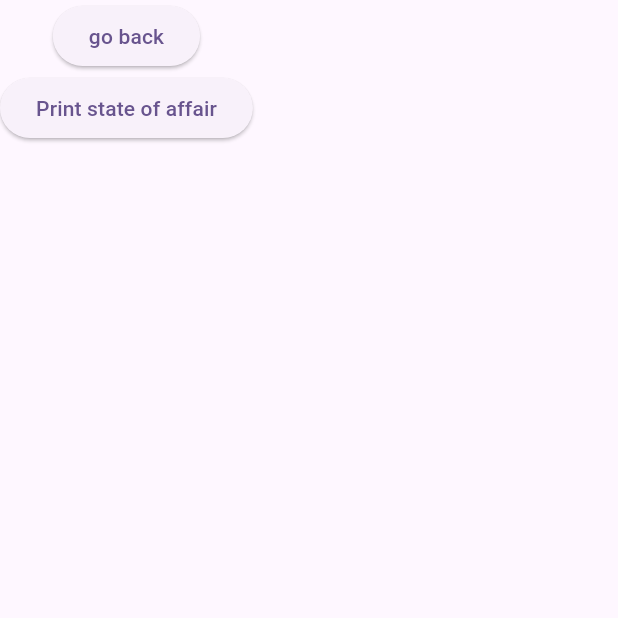
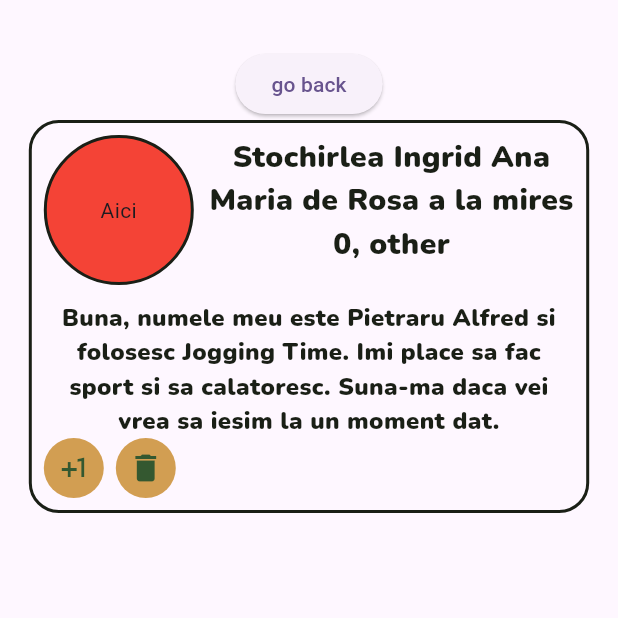
Before and after one commit to AlfredPietraru/JoggingApp, a Flutter app: the screen it shows once a user with an empty profile is signed in, in the side drawer, after a tap on "Explore", on a phone screen of 412 x 824 dp, the top half of it. Run offline on Flutter 3.47's test engine with Material 3 defaults, Android fonts, the phone set to English and light mode, and no system bars; our stand-ins replace animated_text_kit, bloc, cloud_firestore, dartz, equatable, firebase_auth and 9 more; missing offline and left inert: disposebag, flutter_map_math, gif; accounts and stored records are empty.

Commit message:
created User Card

```diff
--- a/lib/pages/explore.dart
+++ b/lib/pages/explore.dart
@@ -1,6 +1,7 @@
-import 'package:flutter/foundation.dart';
 import 'package:flutter/material.dart';
 import 'package:flutter_bloc/flutter_bloc.dart';
+import 'package:jogging/auth/user.dart';
+import 'package:jogging/core/constants.dart';
 import 'package:jogging/core/cubit/app_cubit.dart';
 
 class Explore extends StatefulWidget {
@@ -15,8 +16,11 @@ class Explore extends StatefulWidget {
 class _ExploreState extends State<Explore> {
   @override
   Widget build(BuildContext context) {
+    final user = context.read<AppCubit>().state.user!;
     return Scaffold(
-      body: Column(
+      body: Padding(
+        padding: AppPadding.page,
+        child: Column(
           children: [
             ElevatedButton(
               onPressed: () {
@@ -24,13 +28,128 @@ class _ExploreState extends State<Explore> {
               },
               child: const Text('go back'),
             ),
-          ElevatedButton(
-              onPressed: () {
-                print(context.read<AppCubit>().state.user);
-              },
-              child: const Text("Print state of affair"))
+            _UserContainer(
+              user: user,
+              description:
+                  "Buna, numele meu este Pietraru Alfred si folosesc Jogging Time. Imi place sa fac sport si sa calatoresc. Suna-ma daca vei vrea sa iesim la un moment dat.",
+              tapAdd: () {},
+              tapDelete: () {},
+              tapViewProfile: () {},
+            ),
           ],
+        ),
       ),
     );
   }
 }
+
+class _UserContainer extends StatelessWidget {
+  const _UserContainer({
+    super.key,
+    required this.user,
+    required this.description,
+    required this.tapAdd,
+    required this.tapDelete,
+    required this.tapViewProfile,
+  });
+
+  final User user;
+  final String description;
+  final Function() tapAdd;
+  final Function() tapDelete;
+  final Function() tapViewProfile;
+  @override
+  Widget build(BuildContext context) {
+    return GestureDetector(
+      onTap: tapViewProfile,
+      child: Container(
+        padding: const EdgeInsets.symmetric(
+            horizontal: AppSpacing.sm, vertical: AppSpacing.sm),
+        decoration: ShapeDecoration(
+          shape: RoundedRectangleBorder(
+            borderRadius: BorderRadius.circular(20),
+            side: const BorderSide(color: AppColors.eerieBlack, width: 2),
+          ),
+        ),
+        clipBehavior: Clip.hardEdge,
+        child: Column(
+          children: [
+            Row(
+              crossAxisAlignment: CrossAxisAlignment.start,
+              children: [
+                Container(
+                  width: 100,
+                  height: 100,
+                  decoration: BoxDecoration(
+                    color: Colors.red,
+                    shape: BoxShape.circle,
+                    border: Border.all(color: AppColors.eerieBlack, width: 2),
+                  ),
+                  child: const Center(
+                      child: Text('Aici', textAlign: TextAlign.center)),
+                ),
+                const SizedBox(width: 10),
+                Expanded(
+                  child: Column(
+                    children: [
+                      Text(
+                        textAlign: TextAlign.center,
+                        "Stochirlea Ingrid Ana Maria de Rosa a la mires",
+                        // "${user.firstName} ${user.lastName}",
+                        style: AppTextStyle.body.copyWith(fontSize: 20),
+                        maxLines: 2,
+                      ),
+                      Text(
+                        "${user.age}, ${user.sex.toName()}",
+                        style: AppTextStyle.body.copyWith(fontSize: 20),
+                      ),
+                    ],
+                  ),
+                ),
+              ],
+            ),
+            const SizedBox(height: 10),
+            Wrap(
+              children: [
+                Wrap(children: [
+                  Center(
+                    child: Text(
+                      description,
+                      textAlign: TextAlign.center,
+                      style: AppTextStyle.body.copyWith(fontSize: 16),
+                    ),
+                  )
+                ]),
+              ],
+            ),
+            Row(
+              children: [
+                CircleAvatar(
+                  backgroundColor: AppColors.enabledFieldOrange,
+                  child: IconButton(
+                      onPressed: tapAdd,
+                      icon: const Icon(
+                        Icons.plus_one,
+                        color: AppColors.hunterGreen,
+                      )),
+                ),
+                const SizedBox(width: AppSpacing.sm),
+                CircleAvatar(
+                  backgroundColor: AppColors.enabledFieldOrange,
+                  child: IconButton(
+                    onPressed: tapDelete,
+                    icon: const Icon(
+                      Icons.delete,
+                      color: AppColors.hunterGreen,
+                    ),
+                  ),
+                ),
+                const SizedBox(width: AppSpacing.sm),
+              ],
+            ),
+          ],
+        ),
+      ),
+    );
+  }
+}
```
Lines whose indentation alone changed are shown as unchanged.
